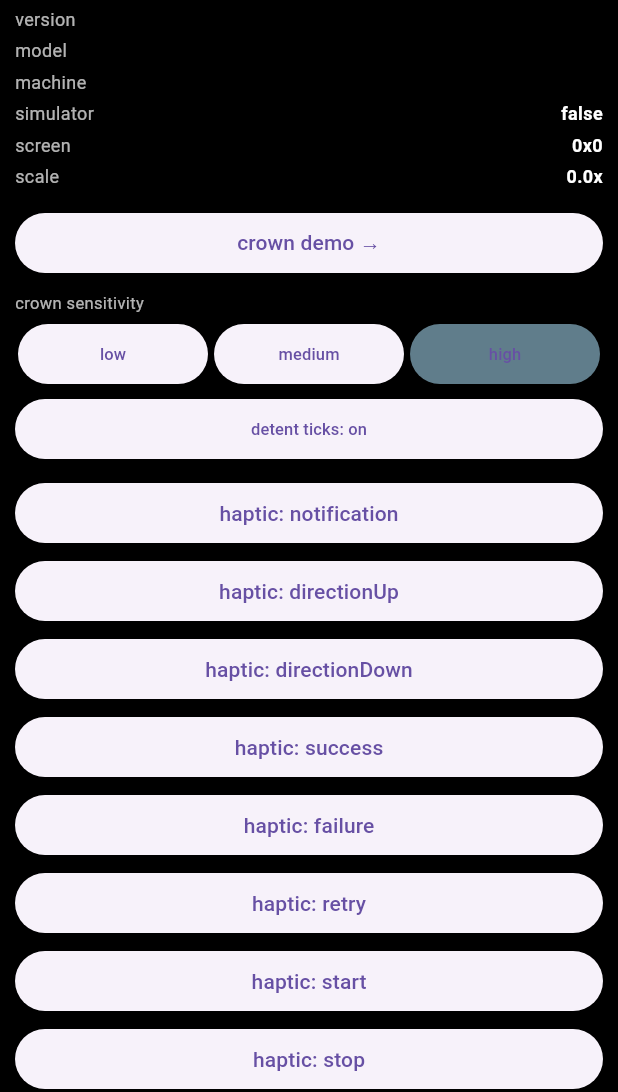
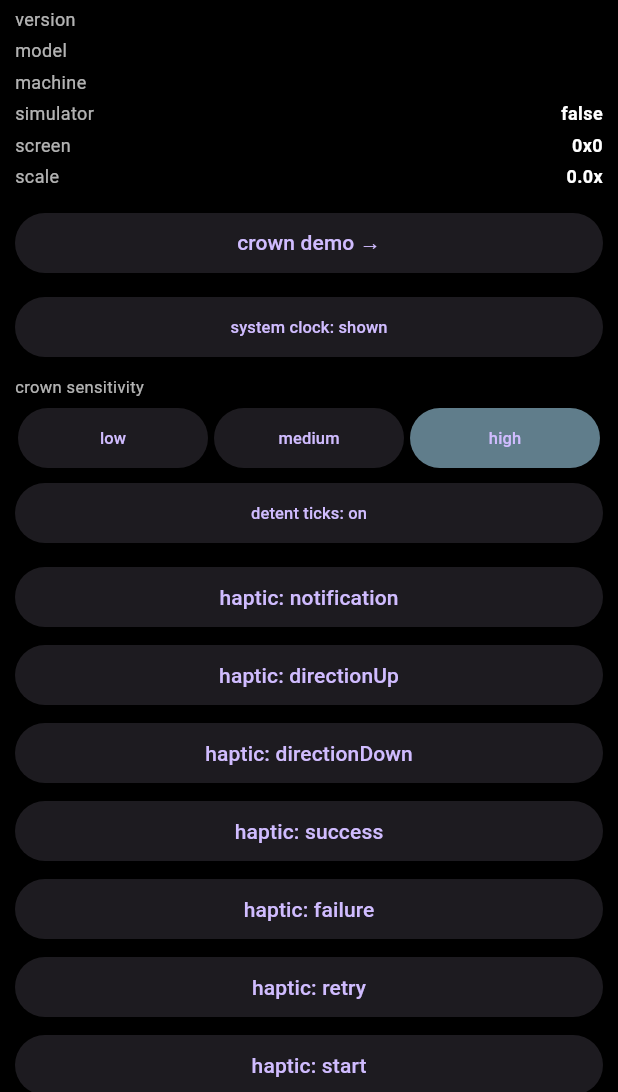
Before and after one commit to flutterwatch/flutter-watchos, a Flutter app: the screen it shows after launch, on a phone screen of 412 x 824 dp, the part 144-1236 px from its top. Run offline on Flutter 3.47's test engine with Material 3 defaults, Android fonts, the light colour scheme and no system bars; missing offline and left inert: dart:ffi.

Commit message:
Polish plugin example, clean analyzer infos, ignore xcuserdata
- example: demonstrate WatchStatusBar, apply the dark theme it documented,
  fix a stale "edge bump haptic" comment (watchOS 26 has none), and rewrite
  the example README as a per-feature usage walkthrough.
- clear the 10 omit_obvious_local_variable_types infos (dart fix) so
  `dart analyze` is clean for the public repo.
- fix a stale engine-version tag in a watchos_cache.dart doc comment.
- gitignore **/xcuserdata/ (per-user Xcode state).

```diff
--- a/lib/watchos_cache.dart
+++ b/lib/watchos_cache.dart
@@ -127,7 +127,7 @@ class WatchosFlutterCache extends FlutterCache {
 ///
 /// The GitHub Releases base URL can be overridden with the
 /// `WATCHOS_ENGINE_BASE_URL` environment variable. The release tag comes from
-/// `bin/internal/engine.version` (e.g. `v0.1.0-flutter3.44.1`).
+/// `bin/internal/engine.version` (e.g. `v0.1.0-flutter3.44.4`).
 class WatchosEngineArtifacts extends EngineCachedArtifact {
   WatchosEngineArtifacts(
     Cache cache, {
@@ -265,7 +265,7 @@ class WatchosEngineArtifacts extends EngineCachedArtifact {
       'flutter_watchos_artifacts.',
     );
 
-    final bool apiMode = watchosArtifactApiBase(_platform) != null;
+    final apiMode = watchosArtifactApiBase(_platform) != null;
     final String? token = apiMode ? readWatchosToken(globals.fs, _platform) : null;
 
     try {
--- a/packages/flutter_watchos/example/lib/main.dart
+++ b/packages/flutter_watchos/example/lib/main.dart
@@ -16,8 +16,10 @@ class FlutterWatchosExampleApp extends StatelessWidget {
   Widget build(BuildContext context) {
     // Force a dark theme so text/buttons stay readable on the black watch
     // background — the default light text theme renders dark-on-black.
-    return const MaterialApp(
-      home: HomeScreen(),
+    return MaterialApp(
+      debugShowCheckedModeBanner: false,
+      theme: ThemeData.dark(useMaterial3: true),
+      home: const HomeScreen(),
     );
   }
 }
@@ -30,15 +32,16 @@ class HomeScreen extends StatefulWidget {
 }
 
 class _HomeScreenState extends State<HomeScreen> {
-
   @override
   Widget build(BuildContext context) {
     // A compact, scrollable layout — sized for the watch screen.
     return Scaffold(
       backgroundColor: Colors.black,
       body: SafeArea(
-        // WatchCrownScroll adds the native end-of-content bump haptic; the crown
-        // scroll motion/acceleration/ticks come from the watchOS host.
+        // WatchCrownScroll gives this list the native watch feel: watch-tuned
+        // physics with a firm, shallow edge bounce (no edge haptic, matching
+        // watchOS 26). The crown scroll motion/acceleration/detent ticks come
+        // from the watchOS engine.
         child: WatchCrownScroll(
           child: ListView(
             padding: const EdgeInsets.symmetric(horizontal: 10, vertical: 6),
@@ -72,6 +75,19 @@ class _HomeScreenState extends State<HomeScreen> {
                   child: const Text('crown demo →'),
                 ),
               ),
+              // System clock (WatchStatusBar) — the watch draws the time over
+              // every app; hide it for an immersive/full-bleed screen. Visible
+              // by default, per the watchOS HIG.
+              Padding(
+                padding: const EdgeInsets.only(bottom: 8),
+                child: ElevatedButton(
+                  onPressed: () => setState(
+                      () => WatchStatusBar.hidden = !WatchStatusBar.hidden),
+                  child: Text(
+                      'system clock: ${WatchStatusBar.hidden ? "hidden" : "shown"}',
+                      style: const TextStyle(fontSize: 11)),
+                ),
+              ),
               // Crown scroll options (WatchCrownScrolling) — the native-parity
               // sensitivity + detent-haptic knobs, applied engine-side.
               const Text('crown sensitivity',
@@ -102,9 +118,8 @@ class _HomeScreenState extends State<HomeScreen> {
               Padding(
                 padding: const EdgeInsets.only(bottom: 8),
                 child: ElevatedButton(
-                  onPressed: () => setState(() =>
-                      WatchCrownScrolling.detentHaptics =
-                          !WatchCrownScrolling.detentHaptics),
+                  onPressed: () => setState(() => WatchCrownScrolling
+                      .detentHaptics = !WatchCrownScrolling.detentHaptics),
                   child: Text(
                       'detent ticks: ${WatchCrownScrolling.detentHaptics ? "on" : "off"}',
                       style: const TextStyle(fontSize: 11)),
```
Also changed, not shown: lib/commands/login.dart (+7 -7 lines), 3 other files.
